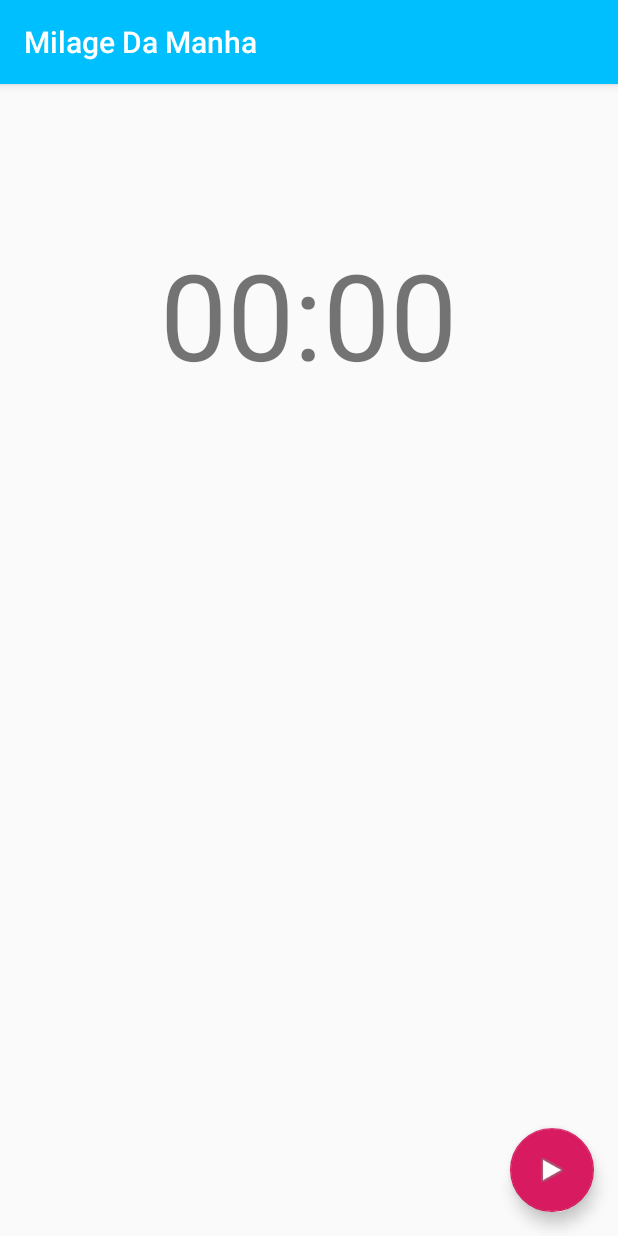
After one commit to MaikonRodrigues/MilagreDaManha, an Android app: the CronometroActivity screen opened directly, with no data from a screen before it, on a phone screen of 412 x 824 dp. The commit adds this screen. Run offline under Robolectric (Android 15) with nearby library versions, the phone set to English and light mode, and no system bars; network calls fail.

Commit message:
configurando cronometro

```diff
--- a/app/src/main/AndroidManifest.xml
+++ b/app/src/main/AndroidManifest.xml
@@ -55,7 +55,8 @@
             android:label="@string/title_activity_login" />
         <activity android:name=".CriaPostActivity" />
         <activity android:name=".Activity_Desafios" />
-        <activity android:name=".GravarDesafioActivity"></activity>
+        <activity android:name=".GravarDesafioActivity" />
+        <activity android:name=".CronometroActivity"></activity>
     </application>
 
 </manifest>
--- a/app/src/main/java/com/example/maikon/milagedamanha/Adapters/Desafios_Adapter.java
+++ b/app/src/main/java/com/example/maikon/milagedamanha/Adapters/Desafios_Adapter.java
@@ -63,7 +63,7 @@ public class Desafios_Adapter extends RecyclerView.Adapter<Desafios_Adapter.Desa
             public void onClick(View v) {
                 for (int i = 0; i < getItemCount(); i++){
                     if (position == i){
-                        Toast.makeText(v.getContext(),"Clicou no desafio", Toast.LENGTH_SHORT).show();     //Aparece quando o card e precionado
+                        //Toast.makeText(v.getContext(),"Clicou no desafio ", Toast.LENGTH_SHORT).show();     //Aparece quando o card e precionado
                         Intent intent = new Intent( context, GravarDesafioActivity.class).putExtra("id", id);
                         context.startActivity(intent);
                     }
--- /dev/null
+++ b/app/src/main/java/com/example/maikon/milagedamanha/CronometroActivity.java
@@ -0,0 +1,67 @@
+package com.example.maikon.milagedamanha;
+
+import android.os.Handler;
+import android.support.design.widget.FloatingActionButton;
+import android.support.v7.app.AppCompatActivity;
+import android.os.Bundle;
+import android.view.LayoutInflater;
+import android.view.View;
+import android.view.ViewGroup;
+import android.widget.TextView;
+
+import java.text.SimpleDateFormat;
+import java.util.Date;
+import java.util.Timer;
+import java.util.TimerTask;
+
+public class CronometroActivity extends AppCompatActivity {
+
+    private static TextView section_label;
+    private static long initialTime;
+    private static Handler handler;
+    private static boolean isRunning;
+    private static final long MILLIS_IN_SEC = 1000L;
+    private static final int SECS_IN_MIN = 60;
+
+    @Override
+    protected void onCreate(Bundle savedInstanceState) {
+        super.onCreate(savedInstanceState);
+        setContentView(R.layout.activity_cronometro);
+
+        // configuracao do tao flutuante
+        FloatingActionButton fab = (FloatingActionButton) findViewById(R.id.fab);
+        fab.setOnClickListener(new View.OnClickListener() {
+            @Override
+            public void onClick(View view) {
+                FloatingActionButton fab = (FloatingActionButton)view;
+                if(!isRunning) {
+                    isRunning = true;
+                    initialTime = System.currentTimeMillis();
+                    fab.setImageResource(android.R.drawable.ic_media_pause);
+                    handler.postDelayed(runnable, MILLIS_IN_SEC);
+                }else{
+                    isRunning = false;
+                    fab.setImageResource(android.R.drawable.ic_media_play);
+                    handler.removeCallbacks(runnable);
+                    section_label.setText("00:00");
+                }
+            }
+        });
+
+
+    }
+
+    private final static Runnable runnable = new Runnable() {
+        @Override
+        public void run() {
+            if (isRunning) {
+                long seconds = (System.currentTimeMillis() - initialTime) / MILLIS_IN_SEC;
+                section_label.setText(String.format("%02d:%02d", seconds / SECS_IN_MIN, seconds % SECS_IN_MIN));
+                handler.postDelayed(runnable, MILLIS_IN_SEC);
+            }
+        }
+    };
+
+
+
+}
--- a/app/src/main/java/com/example/maikon/milagedamanha/GravarDesafioActivity.java
+++ b/app/src/main/java/com/example/maikon/milagedamanha/GravarDesafioActivity.java
@@ -17,9 +17,8 @@ public class GravarDesafioActivity extends AppCompatActivity {
 
         //  Pegando dados do id do desafio
         intent = getIntent();
-        id = String.valueOf(intent.getExtras());
+        id = intent.getStringExtra("id");
 
-        // Teste para ver se o id esta sendo recebido corretamente
-        Toast.makeText(this,"id recebido :"+id, Toast.LENGTH_LONG).show();
+
     }
 }
--- a/app/src/main/java/com/example/maikon/milagedamanha/MainActivity.java
+++ b/app/src/main/java/com/example/maikon/milagedamanha/MainActivity.java
@@ -169,6 +169,10 @@ public class MainActivity extends AppCompatActivity
             Intent intent = new Intent(this, CriaPostActivity.class);
             startActivity(intent);
         }
+        if (id == R.id.action_cronometro) {
+            Intent intent = new Intent(this, CronometroActivity.class);
+            startActivity(intent);
+        }
 
         return super.onOptionsItemSelected(item);
     }
--- /dev/null
+++ b/app/src/main/res/layout/activity_cronometro.xml
@@ -0,0 +1,29 @@
+<?xml version="1.0" encoding="utf-8"?>
+<RelativeLayout
+    xmlns:android="http://schemas.android.com/apk/res/android"
+    xmlns:app="http://schemas.android.com/apk/res-auto"
+    xmlns:tools="http://schemas.android.com/tools"
+    android:layout_width="match_parent"
+    android:layout_height="match_parent"
+    tools:context=".CronometroActivity">
+
+    <TextView
+        android:id="@+id/section_label"
+        android:layout_centerHorizontal="true"
+        android:layout_marginTop="100dp"
+        android:text="00:00"
+        android:textSize="80dp"
+        android:layout_width="wrap_content"
+        android:layout_height="wrap_content" />
+
+    <android.support.design.widget.FloatingActionButton
+        android:id="@+id/fab"
+        android:layout_width="wrap_content"
+        android:layout_height="wrap_content"
+        android:layout_alignParentRight="true"
+        android:layout_alignParentBottom="true"
+        android:layout_marginBottom="@dimen/fab_margin"
+        android:layout_marginRight="@dimen/fab_margin"
+        app:srcCompat="@android:drawable/ic_media_play" />
+
+</RelativeLayout>
--- a/app/src/main/res/menu/main.xml
+++ b/app/src/main/res/menu/main.xml
@@ -11,4 +11,9 @@
         android:orderInCategory="100"
         android:title="Cria Post"
         app:showAsAction="never" />
+    <item
+        android:id="@+id/action_cronometro"
+        android:orderInCategory="100"
+        android:title="Crionometro"
+        app:showAsAction="never" />
 </menu>
```
